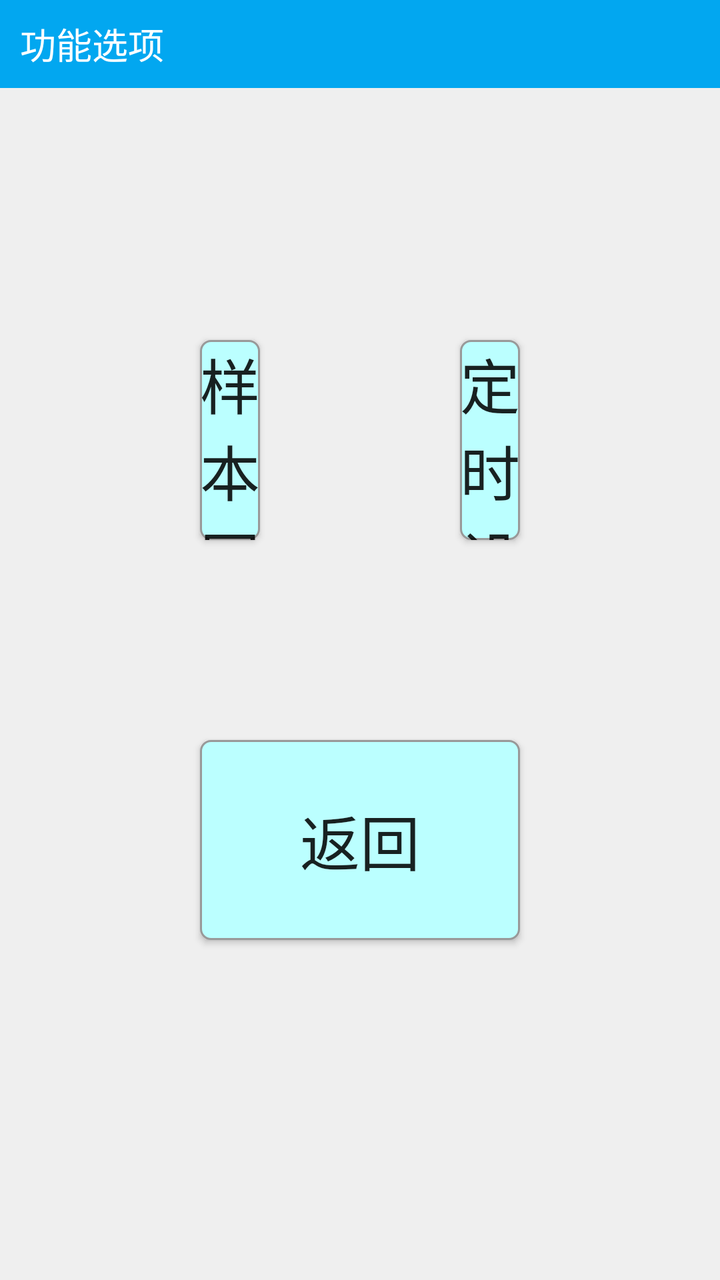
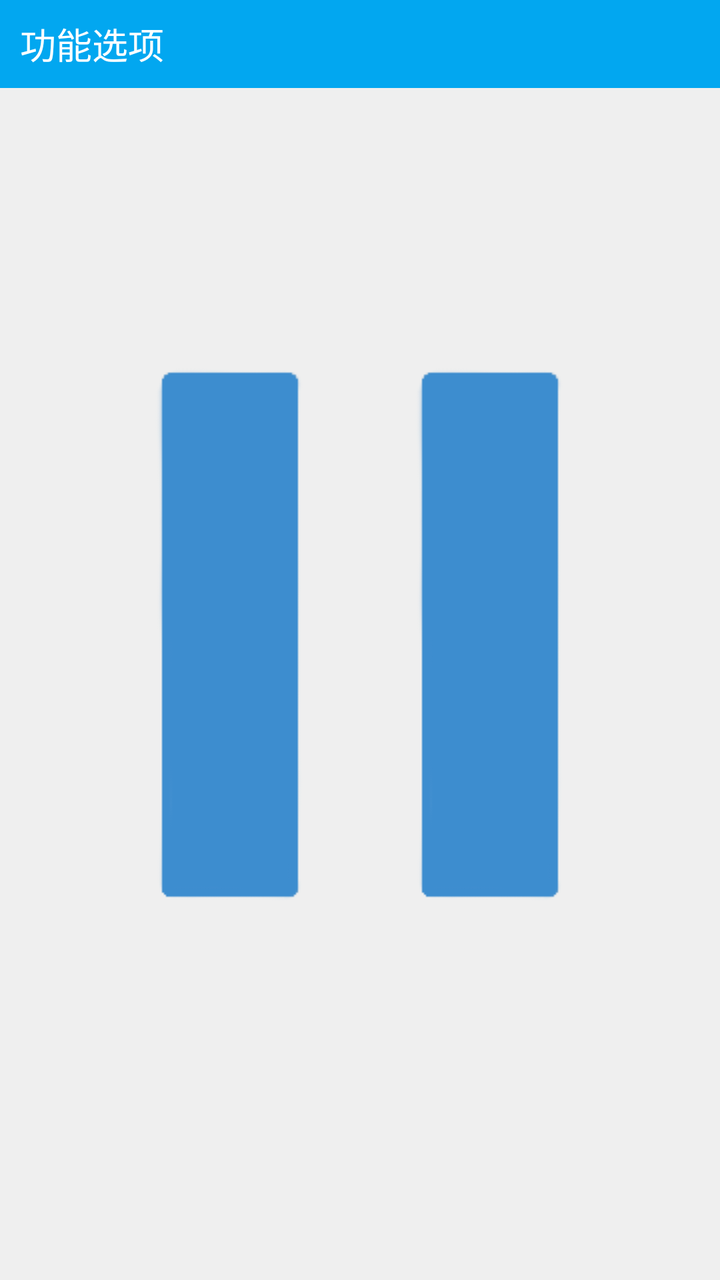

An Android layout rendered at two revisions. The XML below is the earlier revision; the diff shows what the commit changed to produce the second picture.
<!-- AndroidManifest.xml: application theme AppTheme -->
<!-- res/layout/activity_select_main.xml -->
<?xml version="1.0" encoding="utf-8"?>
<RelativeLayout xmlns:android="http://schemas.android.com/apk/res/android"
    android:layout_width="match_parent"
    android:layout_height="match_parent"
    android:background="@color/BACK_GROUND_COLOR"
    android:orientation="vertical" >

    <TextView
        android:layout_width="match_parent"
        android:layout_height="44dp"
        android:layout_alignParentTop="true"
        android:background="@color/THEME_COLOR"
        android:gravity="center_vertical"
        android:paddingLeft="10dp"
        android:text="功能选项"
        android:textColor="#ffffff"
        android:textSize="18sp" />

    <LinearLayout
        android:layout_width="match_parent"
        android:layout_height="wrap_content"
        android:layout_centerInParent="true"
    android:layout_margin="50dp"
        android:orientation="vertical" >

        <LinearLayout
            android:layout_width="match_parent"
            android:layout_height="wrap_content"
            android:orientation="horizontal" >

            <Button
                android:layout_width="0dp"
                android:layout_height="100dp"
                android:layout_weight="1.0"    
                android:layout_margin="50dp"
                android:background="@drawable/main_change_btu_shape"
                android:onClick="ClickLine"
                android:textSize="30sp"
                android:text="样本图线" />

            <Button
                android:layout_width="0dp"
                android:layout_height="100dp"
                android:layout_weight="1.0"   
                android:layout_margin="50dp"
                android:background="@drawable/main_change_btu_shape"
                android:onClick="ClickNetSetting"
                android:textSize="30sp"
                android:text="定时设置" />
        </LinearLayout>
        
         <LinearLayout
            android:layout_width="match_parent"
            android:layout_height="wrap_content"
            android:orientation="horizontal" >

            <Button
                android:layout_width="0dp"
                android:layout_height="100dp"
                android:visibility="gone"
                android:layout_margin="50dp"
                android:layout_weight="1.0"
                android:background="@drawable/main_change_btu_shape"
                android:onClick="ClickResult"
                android:textSize="30sp"
                android:text="查询结果" />
           
            <Button
                android:layout_width="0dp"
                android:layout_height="100dp"
                android:layout_weight="1.0"    
                android:layout_margin="50dp"
                android:background="@drawable/main_change_btu_shape"
                android:onClick="ClickBack"
                android:textSize="30sp"
                android:text="返回" />
        </LinearLayout>
    </LinearLayout>

</RelativeLayout>
<!-- resources referenced by this layout -->
<resources>
  <color name="BACK_GROUND_COLOR">#efefef</color>
  <color name="THEME_COLOR">#02A7F0</color>
  <!-- drawable main_change_btu_shape (drawable) -->
  <?xml version="1.0" encoding="utf-8"?>
  <shape xmlns:android="http://schemas.android.com/apk/res/android" >
  
      <corners android:radius="5dp" />
  
      <solid android:color="#bbffff" />
  
      <stroke
          android:width="1dp"
          android:color="#999999" />
  
  </shape>
  <style name="AppTheme" parent="Theme.AppCompat.Light.DarkActionBar">
          
          <item name="android:windowNoTitle">true</item>
          <item name="android:windowFullscreen">true</item>
      </style>
</resources>

<!-- the commit's change to res/layout/activity_select_main.xml (unified diff, before → after) -->
@@ -3,7 +3,7 @@
     android:layout_width="match_parent"
     android:layout_height="match_parent"
     android:background="@color/BACK_GROUND_COLOR"
-    android:orientation="vertical" >
+    android:orientation="vertical">
 
     <TextView
         android:layout_width="match_parent"
@@ -20,60 +20,59 @@
         android:layout_width="match_parent"
         android:layout_height="wrap_content"
         android:layout_centerInParent="true"
-    android:layout_margin="50dp"
-        android:orientation="vertical" >
+        android:layout_margin="50dp"
+        android:orientation="vertical">
 
         <LinearLayout
             android:layout_width="match_parent"
             android:layout_height="wrap_content"
-            android:orientation="horizontal" >
+            android:orientation="horizontal">
+
+            <Button
+                style="@style/BtnBottom"
+                android:layout_width="wrap_content"
+                android:layout_height="wrap_content"
+                android:onClick="ClickLine"
+                android:padding="50dp"
+                android:text="样本图线"
+                android:textSize="30sp" />
+
+            <Button
+                style="@style/BtnBottom"
+                android:layout_width="wrap_content"
+                android:layout_height="wrap_content"
+                android:onClick="ClickNetSetting"
+                android:padding="50dp"
+                android:text="定时设置"
+                android:textSize="30sp" />
+        </LinearLayout>
+
+        <LinearLayout
+            android:layout_width="match_parent"
+            android:layout_height="wrap_content"
+            android:orientation="horizontal">
 
             <Button
                 android:layout_width="0dp"
                 android:layout_height="100dp"
-                android:layout_weight="1.0"    
                 android:layout_margin="50dp"
+                android:layout_weight="1.0"
                 android:background="@drawable/main_change_btu_shape"
-                android:onClick="ClickLine"
+                android:onClick="ClickResult"
+                android:text="查询结果"
                 android:textSize="30sp"
-                android:text="样本图线" />
+                android:visibility="gone" />
 
             <Button
                 android:layout_width="0dp"
                 android:layout_height="100dp"
-                android:layout_weight="1.0"   
-                android:layout_margin="50dp"
-                android:background="@drawable/main_change_btu_shape"
-                android:onClick="ClickNetSetting"
-                android:textSize="30sp"
-                android:text="定时设置" />
-        </LinearLayout>
-        
-         <LinearLayout
-            android:layout_width="match_parent"
-            android:layout_height="wrap_content"
-            android:orientation="horizontal" >
-
-            <Button
-                android:layout_width="0dp"
-                android:layout_height="100dp"
-                android:visibility="gone"
                 android:layout_margin="50dp"
                 android:layout_weight="1.0"
                 android:background="@drawable/main_change_btu_shape"
-                android:onClick="ClickResult"
+                android:onClick="ClickBack"
+                android:text="返回"
                 android:textSize="30sp"
-                android:text="查询结果" />
-           
-            <Button
-                android:layout_width="0dp"
-                android:layout_height="100dp"
-                android:layout_weight="1.0"    
-                android:layout_margin="50dp"
-                android:background="@drawable/main_change_btu_shape"
-                android:onClick="ClickBack"
-                android:textSize="30sp"
-                android:text="返回" />
+                android:visibility="gone" />
         </LinearLayout>
     </LinearLayout>
 
<!-- resource entries referenced after the edit -->
@@ -15,10 +15,30 @@
           android:color="#999999" />
   
   </shape>
+  <style name="BtnBottom" parent="android:Widget.Material.Light.Button.Borderless.Small">
+          
+          <item name="android:textSize">28sp</item>
+          <item name="android:textColor">@android:color/white</item>
+          <item name="android:background">@drawable/btn_default1</item>
+          <item name="android:layout_width">0dp</item>
+          <item name="android:layout_marginRight">25dp</item>
+          <item name="android:layout_marginLeft">25dp</item>
+          <item name="android:layout_height">wrap_content</item>
+          <item name="android:layout_weight">1</item>
+      </style>
   <style name="AppTheme" parent="Theme.AppCompat.Light.DarkActionBar">
           
           <item name="android:windowNoTitle">true</item>
           <item name="android:windowFullscreen">true</item>
       </style>
+  <!-- drawable btn_default1 (drawable) -->
+  <?xml version="1.0" encoding="utf-8"?>
+  <selector xmlns:android="http://schemas.android.com/apk/res/android">
+      <item android:state_pressed="true" android:drawable="@drawable/btn_blue_selected1"></item>
+      <item android:state_pressed="false" android:drawable="@drawable/btn_blue_normal1"></item>
+      <item android:drawable="@drawable/btn_blue_normal1"></item>
+  </selector>
+  <!-- drawable btn_blue_selected1: png bitmap (drawable, 444 bytes) -->
+  <!-- drawable btn_blue_normal1: png bitmap (drawable, 832 bytes) -->
 </resources>
 
